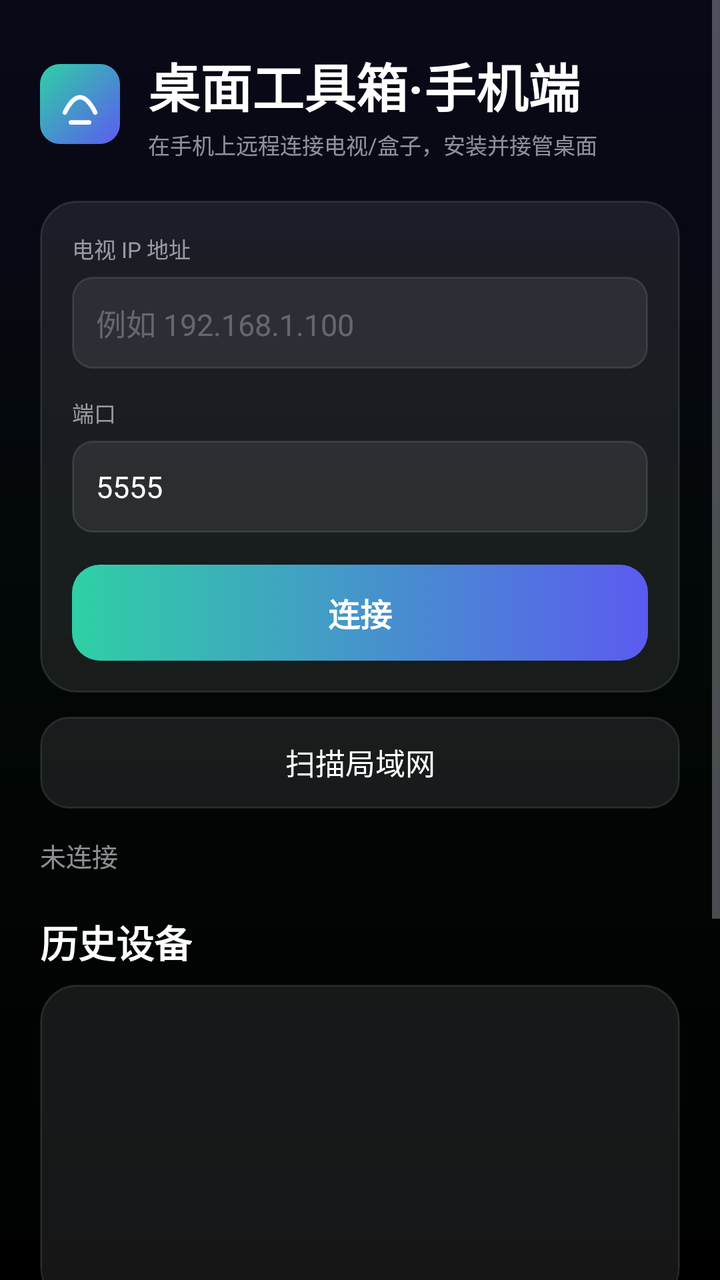
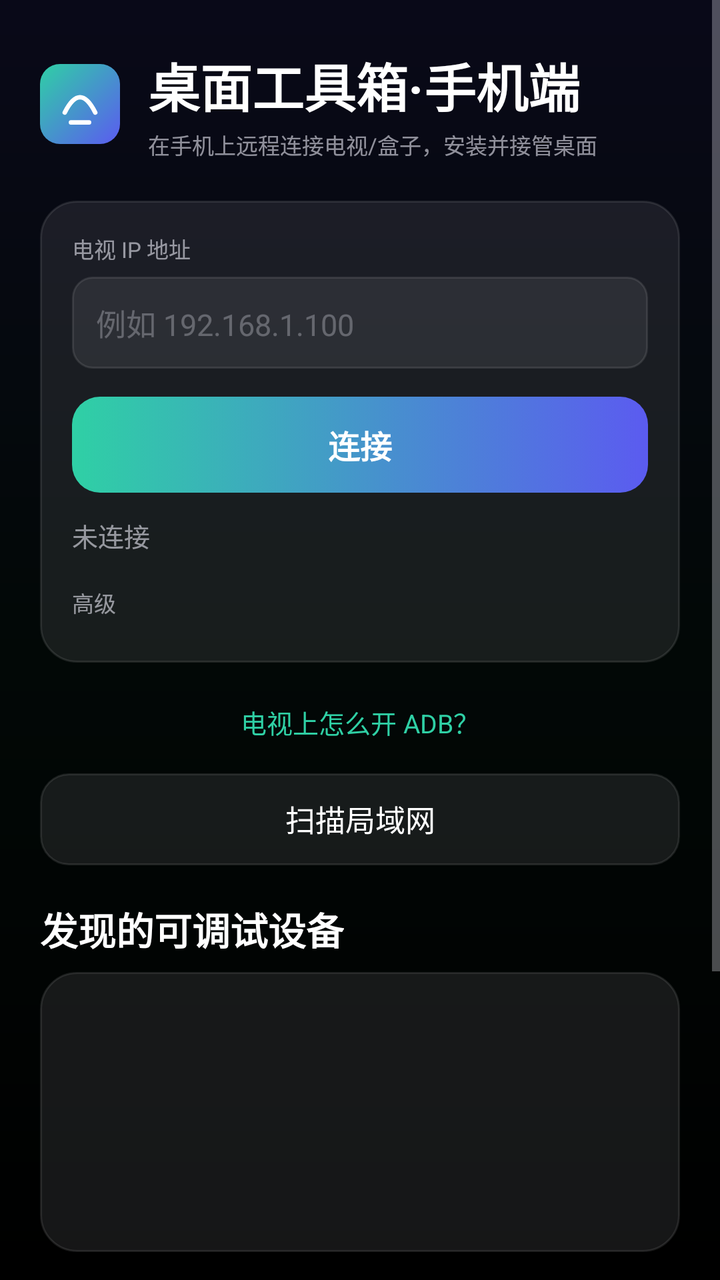

Two renders of the same Android screen: before a commit and after it. Below are the layout's source before the change and the commit's diff.
<!-- AndroidManifest.xml: application theme AppTheme -->
<!-- res/layout/activity_connect.xml -->
<?xml version="1.0" encoding="utf-8"?>
<ScrollView xmlns:android="http://schemas.android.com/apk/res/android"
    android:layout_width="match_parent"
    android:layout_height="match_parent"
    android:background="@drawable/bg_app"
    android:fillViewport="true">

    <LinearLayout
        android:layout_width="match_parent"
        android:layout_height="wrap_content"
        android:orientation="vertical"
        android:paddingStart="20dp"
        android:paddingTop="24dp"
        android:paddingEnd="20dp"
        android:paddingBottom="24dp">

        
        <LinearLayout
            android:layout_width="match_parent"
            android:layout_height="wrap_content"
            android:gravity="center_vertical"
            android:orientation="horizontal">

            <FrameLayout
                android:layout_width="40dp"
                android:layout_height="40dp"
                android:background="@drawable/bg_mark">

                <ImageView
                    android:layout_width="match_parent"
                    android:layout_height="match_parent"
                    android:contentDescription="@null"
                    android:padding="6dp"
                    android:src="@drawable/ic_mark" />
            </FrameLayout>

            <LinearLayout
                android:layout_width="0dp"
                android:layout_height="wrap_content"
                android:layout_marginStart="14dp"
                android:layout_weight="1"
                android:orientation="vertical">

                <TextView
                    android:layout_width="wrap_content"
                    android:layout_height="wrap_content"
                    android:text="@string/app_name"
                    style="@style/Text.LargeTitle" />

                <TextView
                    android:layout_width="wrap_content"
                    android:layout_height="wrap_content"
                    android:layout_marginTop="3dp"
                    android:text="@string/connect_subtitle"
                    style="@style/Text.Caption" />
            </LinearLayout>
        </LinearLayout>

        
        <LinearLayout
            android:layout_width="match_parent"
            android:layout_height="wrap_content"
            android:layout_marginTop="20dp"
            android:background="@drawable/bg_panel"
            android:orientation="vertical"
            android:padding="16dp">

            <TextView
                android:layout_width="wrap_content"
                android:layout_height="wrap_content"
                android:text="@string/label_ip"
                style="@style/Text.Caption" />

            <EditText
                android:id="@+id/et_ip"
                android:layout_width="match_parent"
                android:layout_height="46dp"
                android:layout_marginTop="6dp"
                android:background="@drawable/bg_input"
                android:hint="@string/tip_ip_example"
                android:inputType="text"
                android:paddingStart="12dp"
                android:paddingEnd="12dp"
                android:textColor="@color/text_primary"
                android:textColorHint="@color/text_tertiary"
                android:textSize="15sp" />

            <TextView
                android:layout_width="wrap_content"
                android:layout_height="wrap_content"
                android:layout_marginTop="14dp"
                android:text="@string/label_port"
                style="@style/Text.Caption" />

            <EditText
                android:id="@+id/et_port"
                android:layout_width="match_parent"
                android:layout_height="46dp"
                android:layout_marginTop="6dp"
                android:background="@drawable/bg_input"
                android:hint="5555"
                android:inputType="number"
                android:paddingStart="12dp"
                android:paddingEnd="12dp"
                android:text="5555"
                android:textColor="@color/text_primary"
                android:textColorHint="@color/text_tertiary"
                android:textSize="15sp" />

            <Button
                android:id="@+id/btn_connect"
                style="@style/Btn.Primary"
                android:layout_width="match_parent"
                android:layout_height="48dp"
                android:layout_marginTop="16dp"
                android:text="@string/btn_connect"
                android:textSize="16sp" />
        </LinearLayout>

        <Button
            android:id="@+id/btn_scan"
            style="@style/Btn.Ghost"
            android:layout_width="match_parent"
            android:layout_height="46dp"
            android:layout_marginTop="12dp"
            android:text="@string/btn_scan"
            android:textSize="15sp" />

        <ProgressBar
            android:id="@+id/pb_scan"
            style="?android:attr/progressBarStyleHorizontal"
            android:layout_width="match_parent"
            android:layout_height="4dp"
            android:layout_marginTop="8dp"
            android:indeterminate="true"
            android:visibility="gone" />

        <TextView
            android:id="@+id/tv_status"
            android:layout_width="wrap_content"
            android:layout_height="wrap_content"
            android:layout_marginTop="14dp"
            android:text="@string/status_disconnected"
            style="@style/Text.Callout" />

        <TextView
            android:layout_width="wrap_content"
            android:layout_height="wrap_content"
            android:layout_marginTop="20dp"
            android:text="@string/saved_devices"
            style="@style/Text.Title" />

        <ListView
            android:id="@+id/lv_saved"
            android:layout_width="match_parent"
            android:layout_height="160dp"
            android:layout_marginTop="8dp"
            android:background="@drawable/bg_panel"
            android:divider="@color/hairline"
            android:dividerHeight="1dp" />

        <TextView
            android:layout_width="wrap_content"
            android:layout_height="wrap_content"
            android:layout_marginTop="20dp"
            android:text="@string/found_devices"
            style="@style/Text.Title" />

        <ListView
            android:id="@+id/lv_found"
            android:layout_width="match_parent"
            android:layout_height="160dp"
            android:layout_marginTop="8dp"
            android:background="@drawable/bg_panel"
            android:divider="@color/hairline"
            android:dividerHeight="1dp" />

        <TextView
            android:id="@+id/tv_empty"
            android:layout_width="wrap_content"
            android:layout_height="wrap_content"
            android:layout_marginTop="8dp"
            android:text="@string/no_devices"
            android:visibility="gone"
            style="@style/Text.Caption" />
    </LinearLayout>
</ScrollView>
<!-- resources referenced by this layout -->
<resources>
  <color name="hairline">#1AFFFFFF</color>
  <color name="text_primary">#FFFFFFFF</color>
  <color name="text_tertiary">#4DEBEBF5</color>
  <!-- drawable bg_input (drawable) -->
  <?xml version="1.0" encoding="utf-8"?>
  <shape xmlns:android="http://schemas.android.com/apk/res/android"
      android:shape="rectangle">
      <solid android:color="@color/fill" />
      <stroke android:width="1dp" android:color="@color/hairline" />
      <corners android:radius="10dp" />
  </shape>
  <!-- drawable bg_mark (drawable) -->
  <?xml version="1.0" encoding="utf-8"?>
  <shape xmlns:android="http://schemas.android.com/apk/res/android" android:shape="rectangle">
      <gradient
          android:angle="315"
          android:endColor="@color/brand_end"
          android:startColor="@color/brand_start" />
      <corners android:radius="10dp" />
  </shape>
  <!-- drawable bg_panel (drawable) -->
  <?xml version="1.0" encoding="utf-8"?>
  <shape xmlns:android="http://schemas.android.com/apk/res/android" android:shape="rectangle">
      <solid android:color="@color/fill" />
      <stroke android:width="1dp" android:color="@color/hairline" />
      <corners android:radius="18dp" />
  </shape>
  <string name="app_name">桌面工具箱·手机端</string>
  <string name="btn_connect">连接</string>
  <string name="btn_scan">扫描局域网</string>
  <string name="connect_subtitle">在手机上远程连接电视/盒子，安装并接管桌面</string>
  <string name="found_devices">发现的可调试设备</string>
  <string name="label_ip">电视 IP 地址</string>
  <string name="label_port">端口</string>
  <string name="no_devices">还没有设备，点「扫描局域网」或手动输入</string>
  <string name="saved_devices">历史设备</string>
  <string name="status_disconnected">未连接</string>
  <string name="tip_ip_example">例如 192.168.1.100</string>
  <style name="Btn.Ghost">
          <item name="android:background">@drawable/btn_ghost</item>
          <item name="android:textColor">@color/btn_ghost_text</item>
          <item name="android:textSize">14sp</item>
      </style>
  <style name="Btn.Primary">
          <item name="android:background">@drawable/btn_primary</item>
          <item name="android:textColor">@color/btn_primary_text</item>
          <item name="android:textSize">15sp</item>
          <item name="android:textStyle">bold</item>
      </style>
  <style name="Text.Callout">
          <item name="android:textColor">@color/text_secondary</item>
          <item name="android:textSize">13sp</item>
          <item name="android:includeFontPadding">false</item>
      </style>
  <style name="Text.Caption">
          <item name="android:textColor">@color/text_secondary</item>
          <item name="android:textSize">11sp</item>
          <item name="android:includeFontPadding">false</item>
      </style>
  <style name="Text.LargeTitle">
          <item name="android:textColor">@color/text_primary</item>
          <item name="android:textSize">26sp</item>
          <item name="android:textStyle">bold</item>
          <item name="android:includeFontPadding">false</item>
      </style>
  <style name="Text.Title">
          <item name="android:textColor">@color/text_primary</item>
          <item name="android:textSize">19sp</item>
          <item name="android:textStyle">bold</item>
          <item name="android:includeFontPadding">false</item>
      </style>
  <color name="background">#FF000000</color>
  <color name="fill">#2E787880</color>
  <color name="brand_end">#FF5B5BF0</color>
  <color name="brand_start">#FF2FD0A5</color>
  <color name="text_secondary">#99EBEBF5</color>
  <color name="focus">#FFF5F5F7</color>
  <!-- drawable bg_brand (drawable) -->
  <?xml version="1.0" encoding="utf-8"?>
  <shape xmlns:android="http://schemas.android.com/apk/res/android" android:shape="rectangle">
      <gradient
          android:angle="0"
          android:endColor="@color/brand_end"
          android:startColor="@color/brand_start" />
      <corners android:radius="14dp" />
  </shape>
  <!-- unchanged entries left out for length: 5 -->
</resources>

<!-- the commit's change to res/layout/activity_connect.xml (unified diff, before → after) -->
@@ -85,12 +85,37 @@
                 android:textColorHint="@color/text_tertiary"
                 android:textSize="15sp" />
 
+            <Button
+                android:id="@+id/btn_connect"
+                style="@style/Btn.Primary"
+                android:layout_width="match_parent"
+                android:layout_height="48dp"
+                android:layout_marginTop="14dp"
+                android:text="@string/btn_connect"
+                android:textSize="16sp" />
+
             <TextView
-                android:layout_width="wrap_content"
-                android:layout_height="wrap_content"
-                android:layout_marginTop="14dp"
-                android:text="@string/label_port"
-                style="@style/Text.Caption" />
+                android:id="@+id/tv_status"
+                style="@style/Text.Callout"
+                android:layout_width="match_parent"
+                android:layout_height="wrap_content"
+                android:layout_marginTop="12dp"
+                android:text="@string/status_disconnected" />
+
+            
+            <TextView
+                android:id="@+id/tv_advanced"
+                android:layout_width="match_parent"
+                android:layout_height="wrap_content"
+                android:layout_marginTop="10dp"
+                android:background="?android:attr/selectableItemBackground"
+                android:clickable="true"
+                android:focusable="true"
+                android:paddingTop="6dp"
+                android:paddingBottom="6dp"
+                android:text="@string/advanced"
+                android:textColor="@color/text_secondary"
+                android:textSize="11sp" />
 
             <EditText
                 android:id="@+id/et_port"
@@ -105,24 +130,32 @@
                 android:text="5555"
                 android:textColor="@color/text_primary"
                 android:textColorHint="@color/text_tertiary"
-                android:textSize="15sp" />
-
-            <Button
-                android:id="@+id/btn_connect"
-                style="@style/Btn.Primary"
-                android:layout_width="match_parent"
-                android:layout_height="48dp"
-                android:layout_marginTop="16dp"
-                android:text="@string/btn_connect"
-                android:textSize="16sp" />
+                android:textSize="15sp"
+                android:visibility="gone" />
         </LinearLayout>
+
+        
+        <TextView
+            android:id="@+id/tv_adb_help"
+            android:layout_width="match_parent"
+            android:layout_height="wrap_content"
+            android:layout_marginTop="12dp"
+            android:background="?android:attr/selectableItemBackground"
+            android:clickable="true"
+            android:focusable="true"
+            android:gravity="center"
+            android:paddingTop="8dp"
+            android:paddingBottom="8dp"
+            android:text="@string/adb_help_link"
+            android:textColor="@color/accent"
+            android:textSize="13sp" />
 
         <Button
             android:id="@+id/btn_scan"
             style="@style/Btn.Ghost"
             android:layout_width="match_parent"
             android:layout_height="46dp"
-            android:layout_marginTop="12dp"
+            android:layout_marginTop="8dp"
             android:text="@string/btn_scan"
             android:textSize="15sp" />
 
@@ -136,24 +169,16 @@
             android:visibility="gone" />
 
         <TextView
-            android:id="@+id/tv_status"
             android:layout_width="wrap_content"
             android:layout_height="wrap_content"
-            android:layout_marginTop="14dp"
-            android:text="@string/status_disconnected"
-            style="@style/Text.Callout" />
-
-        <TextView
-            android:layout_width="wrap_content"
-            android:layout_height="wrap_content"
-            android:layout_marginTop="20dp"
-            android:text="@string/saved_devices"
+            android:layout_marginTop="18dp"
+            android:text="@string/found_devices"
             style="@style/Text.Title" />
 
         <ListView
-            android:id="@+id/lv_saved"
-            android:layout_width="match_parent"
-            android:layout_height="160dp"
+            android:id="@+id/lv_found"
+            android:layout_width="match_parent"
+            android:layout_height="140dp"
             android:layout_marginTop="8dp"
             android:background="@drawable/bg_panel"
             android:divider="@color/hairline"
@@ -162,14 +187,14 @@
         <TextView
             android:layout_width="wrap_content"
             android:layout_height="wrap_content"
-            android:layout_marginTop="20dp"
-            android:text="@string/found_devices"
+            android:layout_marginTop="18dp"
+            android:text="@string/saved_devices"
             style="@style/Text.Title" />
 
         <ListView
-            android:id="@+id/lv_found"
-            android:layout_width="match_parent"
-            android:layout_height="160dp"
+            android:id="@+id/lv_saved"
+            android:layout_width="match_parent"
+            android:layout_height="140dp"
             android:layout_marginTop="8dp"
             android:background="@drawable/bg_panel"
             android:divider="@color/hairline"
<!-- resource entries referenced after the edit -->
@@ -1,5 +1,6 @@
 <!-- resources referenced by this layout -->
 <resources>
+  <color name="accent">#FF2FD0A5</color>
   <color name="hairline">#1AFFFFFF</color>
   <color name="text_primary">#FFFFFFFF</color>
   <color name="text_tertiary">#4DEBEBF5</color>
@@ -27,13 +28,14 @@
       <stroke android:width="1dp" android:color="@color/hairline" />
       <corners android:radius="18dp" />
   </shape>
+  <string name="adb_help_link">电视上怎么开 ADB？</string>
+  <string name="advanced">高级</string>
   <string name="app_name">桌面工具箱·手机端</string>
   <string name="btn_connect">连接</string>
   <string name="btn_scan">扫描局域网</string>
   <string name="connect_subtitle">在手机上远程连接电视/盒子，安装并接管桌面</string>
   <string name="found_devices">发现的可调试设备</string>
   <string name="label_ip">电视 IP 地址</string>
-  <string name="label_port">端口</string>
   <string name="no_devices">还没有设备，点「扫描局域网」或手动输入</string>
   <string name="saved_devices">历史设备</string>
   <string name="status_disconnected">未连接</string>
